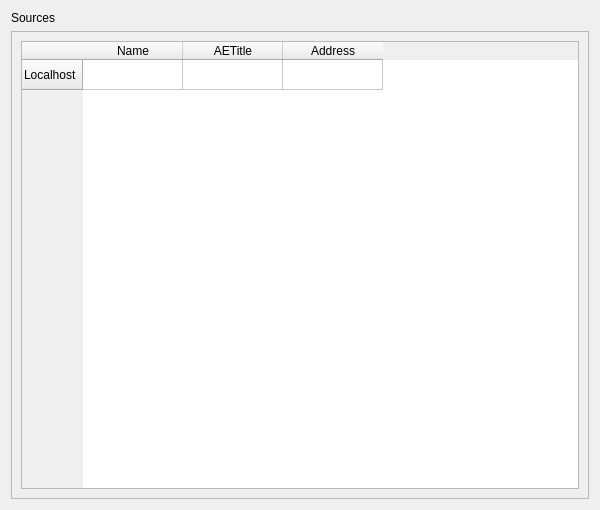
commontk/CTK, file Libs/DICOM/Widgets/Resources/UI/ctkDICOMServerNodeWidget.ui: the form before one commit.
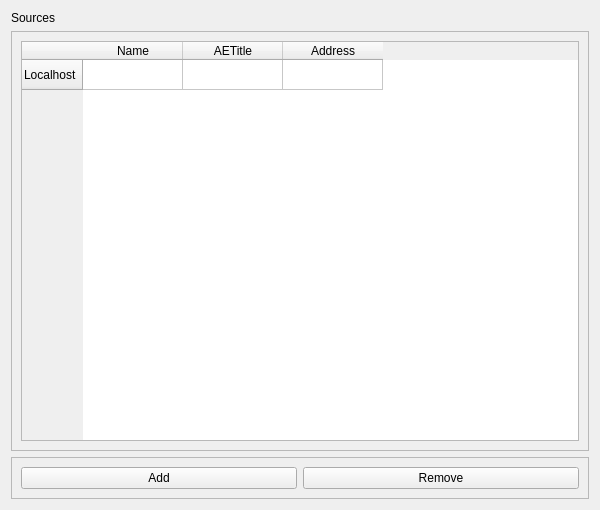
The form after the commit.

Commit message: ENH: add buttons for server node

What changed in the file:
```diff
--- a/Libs/DICOM/Widgets/Resources/UI/ctkDICOMServerNodeWidget.ui
+++ b/Libs/DICOM/Widgets/Resources/UI/ctkDICOMServerNodeWidget.ui
@@ -32,7 +32,7 @@
         <x>0</x>
         <y>0</y>
         <width>572</width>
-        <height>458</height>
+        <height>394</height>
        </rect>
       </property>
       <layout class="QVBoxLayout" name="verticalLayout_2">
@@ -64,6 +64,32 @@
      </widget>
     </widget>
    </item>
+   <item>
+    <widget class="QFrame" name="frame">
+     <property name="frameShape">
+      <enum>QFrame::StyledPanel</enum>
+     </property>
+     <property name="frameShadow">
+      <enum>QFrame::Raised</enum>
+     </property>
+     <layout class="QHBoxLayout" name="horizontalLayout">
+      <item>
+       <widget class="QPushButton" name="removeButton">
+        <property name="text">
+         <string>Add</string>
+        </property>
+       </widget>
+      </item>
+      <item>
+       <widget class="QPushButton" name="addButton">
+        <property name="text">
+         <string>Remove</string>
+        </property>
+       </widget>
+      </item>
+     </layout>
+    </widget>
+   </item>
   </layout>
  </widget>
  <resources/>
```
